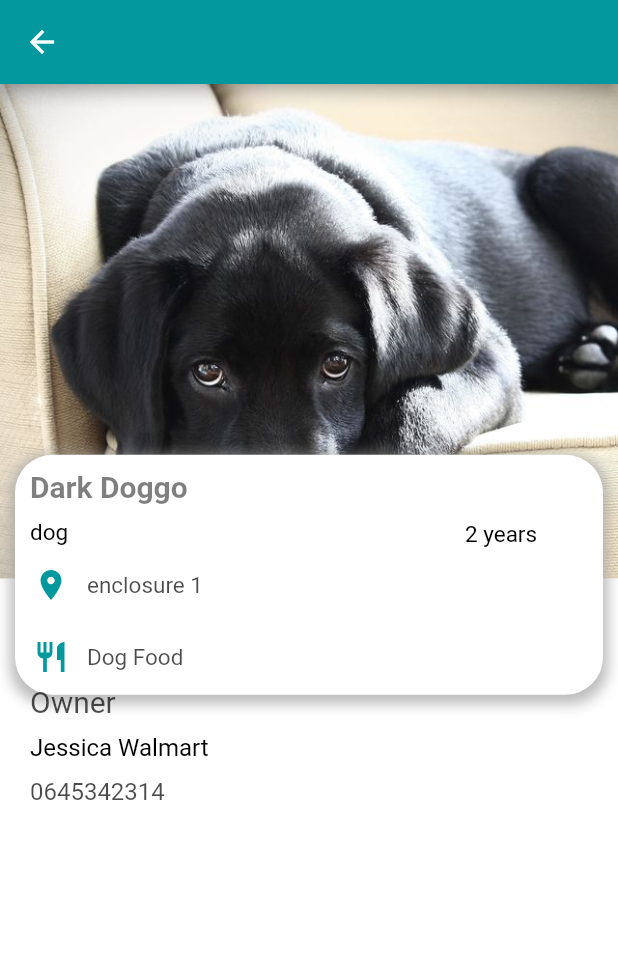
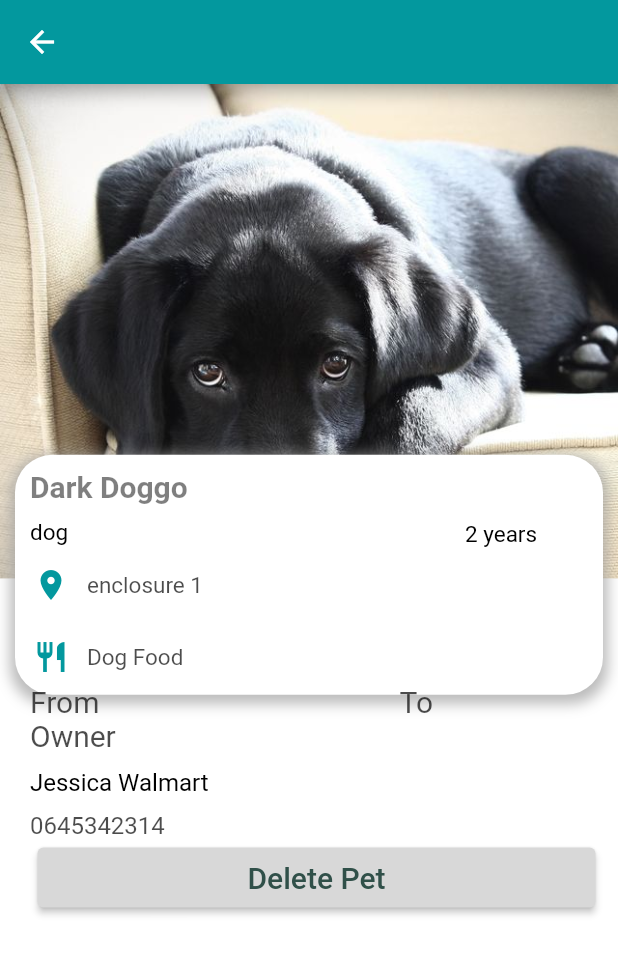
Before and after one commit to HadrienGrenacs/flutter2, a Flutter app: the PetDetails screen opened directly with sample values from the repository, on a phone screen of 412 x 824 dp. Shown: the top 954 px of the screen. Run offline on Flutter 3.47's test engine with Material 2 defaults, Android fonts, the phone set to English and light mode, and no system bars; our stand-ins replace curved_navigation_bar; missing offline and left inert: dropdownfield.

Commit message:
pets finished I guess

```diff
--- a/lib/Modules/Pets/PetDetails/Components/body.dart
+++ b/lib/Modules/Pets/PetDetails/Components/body.dart
@@ -146,7 +146,24 @@ class OwnerInfos extends StatelessWidget {
       child: Column(
         crossAxisAlignment: CrossAxisAlignment.start,
         children: <Widget>[
-                                Padding(
+          Row(children: <Widget>[
+            Padding(
+              padding: const EdgeInsets.fromLTRB(0, 0, 200, 0),
+              child: Text("From",
+              style: TextStyle(
+              fontSize: 20,
+              color: Colors.black.withOpacity(0.7),
+              fontWeight: FontWeight.normal),
+              ),
+            ),
+            Text("To",
+            style: TextStyle(
+            fontSize: 20,
+            color: Colors.black.withOpacity(0.7),
+            fontWeight: FontWeight.normal),
+            )
+          ]),
+          Padding(
           padding: const EdgeInsets.symmetric(vertical: 0),
           child: Text("Owner",
           style: TextStyle(
@@ -170,7 +187,20 @@ class OwnerInfos extends StatelessWidget {
             color: Colors.black.withOpacity(0.7),
             fontWeight: FontWeight.normal),
         ),
-
+        Container(
+          padding: EdgeInsets.all(5.0),
+          width: (MediaQuery.of(context).size.width),
+          height: 50,
+          child: ElevatedButton(
+            style: ButtonStyle(
+            backgroundColor:
+              MaterialStateProperty.all<Color>(AppTheme.ZK_Gray),
+              foregroundColor:
+              MaterialStateProperty.all<Color>(AppTheme.ZK_Olive),
+              ),
+              autofocus: false,
+              onPressed: () => {},
+              child: Text('Delete Pet', style: TextStyle(fontSize: 20)))),
       ],),
     );
   }
--- a/lib/Modules/home.dart
+++ b/lib/Modules/home.dart
@@ -1,4 +1,5 @@
 import 'package:flutter/material.dart';
+import 'package:flutter2/Modules/Pets/createPet.dart';
 import 'package:flutter2/Theme/Theme.dart';
 
 class Home extends StatefulWidget {
@@ -47,7 +48,7 @@ class _HomeState extends State<Home> {
                 foregroundColor: MaterialStateProperty.all<Color>(AppTheme.ZK_Olive),
               ),
               autofocus: false,
-              onPressed: () {},
+              onPressed: () => Navigator.push(context,MaterialPageRoute(builder: (context) => CreatePet())),
               icon: Icon(Icons.add_circle_rounded, size: 40,),
               label: Text('Add a pet', style: TextStyle(fontSize: 20))
           ))
--- a/pubspec.yaml
+++ b/pubspec.yaml
@@ -30,6 +30,7 @@ dependencies:
   cupertino_icons: ^1.0.2
   curved_navigation_bar: ^0.3.7
   flutter_svg: ^0.22.0
+  dropdownfield: 1.0.0
 
 dev_dependencies:
   flutter_test:
```
Also changed, not shown: lib/Models/Pet.dart (+3 -5 lines), lib/Modules/Pets/PetBody.dart (+25 -6 lines), lib/Modules/Pets/createPet.dart (added, +167 -0 lines).
